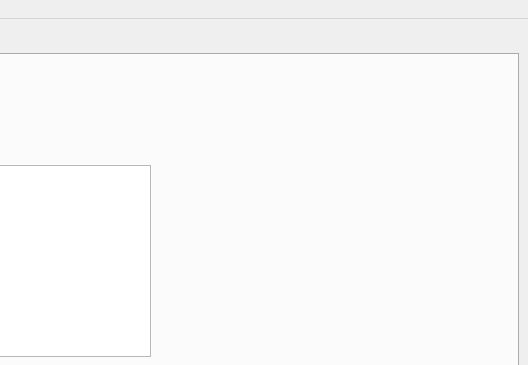
This is BaseballTour/mainwindow.ui in ethanl21/BaseballTour as Qt 5 draws it before an edit; both pictures show x 272 to 800 and y 0 to 365 of the 800 by 600 pixel window. The edited form follows.
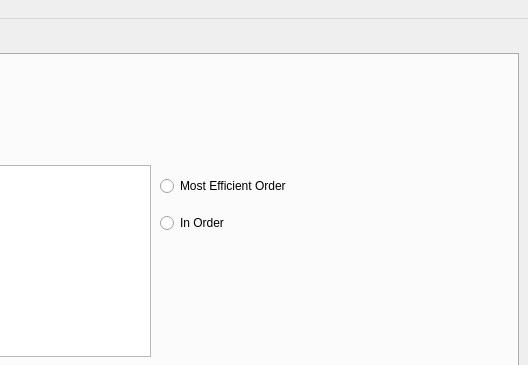
This is the edited form. The open tabs and pages were chosen to show the change. Icons and pictures are not drawn.

Commit message: increase db window size

```diff
--- a/BaseballTour/mainwindow.ui
+++ b/BaseballTour/mainwindow.ui
@@ -246,6 +246,32 @@
        <string>&lt;html&gt;&lt;head/&gt;&lt;body&gt;&lt;p&gt;&lt;span style=&quot; font-size:16pt;&quot;&gt;Custom Trip&lt;/span&gt;&lt;/p&gt;&lt;/body&gt;&lt;/html&gt;</string>
       </property>
      </widget>
+     <widget class="QWidget" name="verticalLayoutWidget">
+      <property name="geometry">
+       <rect>
+        <x>420</x>
+        <y>110</y>
+        <width>160</width>
+        <height>80</height>
+       </rect>
+      </property>
+      <layout class="QVBoxLayout" name="verticalLayout">
+       <item>
+        <widget class="QRadioButton" name="mostEfficientRadioButton">
+         <property name="text">
+          <string>Most Efficient Order</string>
+         </property>
+        </widget>
+       </item>
+       <item>
+        <widget class="QRadioButton" name="shortestTripsRadioButton">
+         <property name="text">
+          <string>In Order</string>
+         </property>
+        </widget>
+       </item>
+      </layout>
+     </widget>
     </widget>
     <widget class="QWidget" name="tab_2">
      <attribute name="title">
```
Left out of the diff: 22 changed lines with no effect on the pictures. The commit also changes 2 other files.
